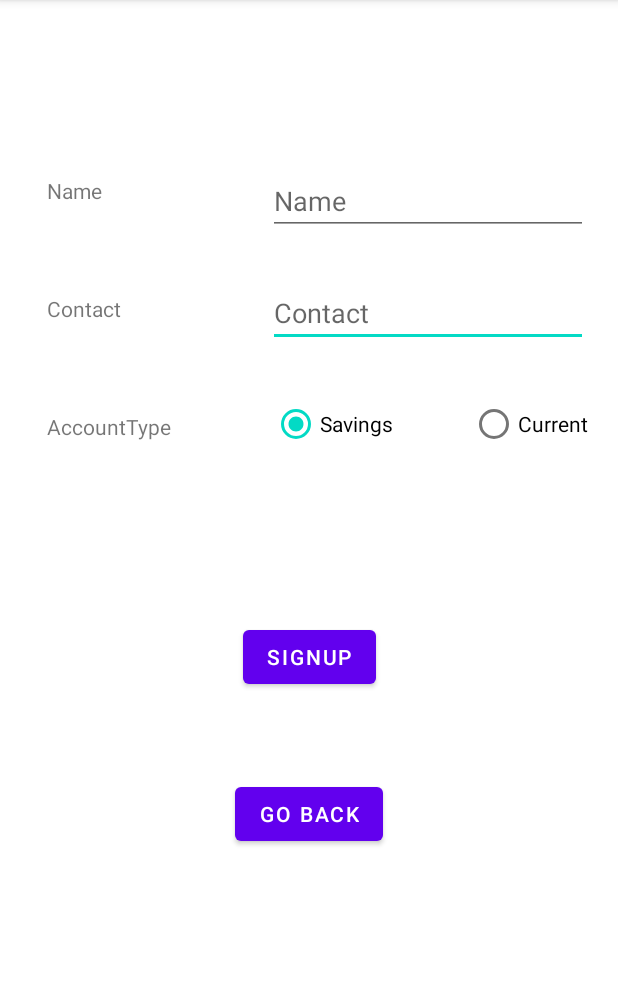
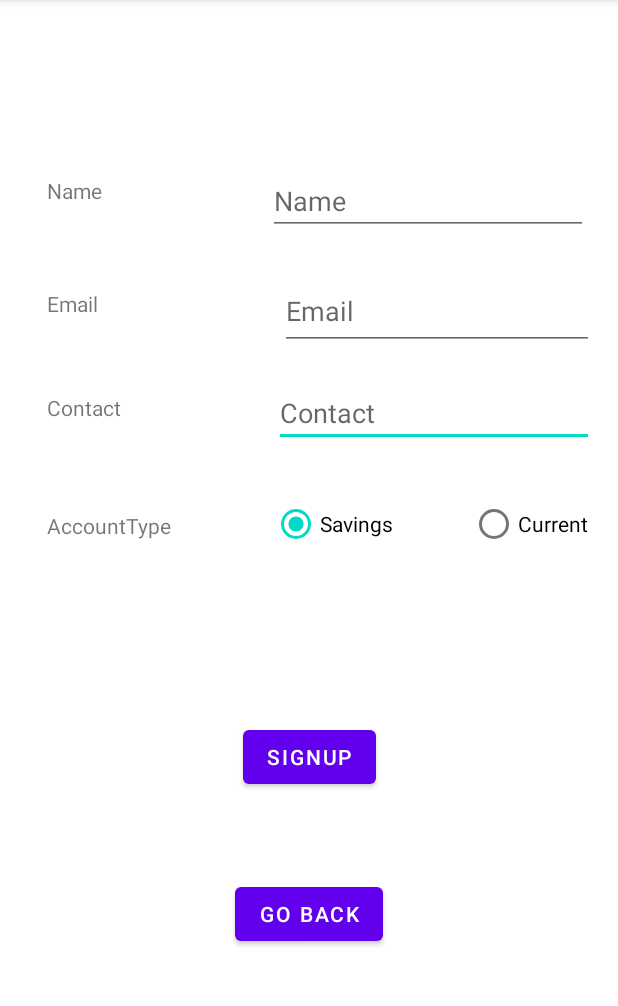
Before and after one commit to Adeee11/androidapp, an Android app: the screen it shows after launch (Signuppage), after a tap on "SIGN UP", on a phone screen of 412 x 824 dp, the part 84-1090 px from its top. Run offline under Robolectric (Android 15) with nearby library versions, the phone set to English and light mode, and no system bars.

Commit message:
Added Email Support

```diff
--- a/app/build.gradle
+++ b/app/build.gradle
@@ -33,6 +33,8 @@ dependencies {
     implementation 'androidx.appcompat:appcompat:1.2.0'
     implementation 'com.google.android.material:material:1.2.1'
     implementation 'androidx.constraintlayout:constraintlayout:2.0.4'
+    implementation 'com.sun.mail:android-mail:1.6.2'
+    implementation 'com.sun.mail:android-activation:1.6.2'
     testImplementation 'junit:junit:4.+'
     androidTestImplementation 'androidx.test.ext:junit:1.1.2'
     androidTestImplementation 'androidx.test.espresso:espresso-core:3.3.0'
--- a/app/src/main/AndroidManifest.xml
+++ b/app/src/main/AndroidManifest.xml
@@ -3,6 +3,7 @@
     package="com.example.androidbanking">
     <uses-permission android:name="android.permission.WRITE_EXTERNAL_STORAGE" />
     <uses-permission android:name="android.permission.READ_EXTERNAL_STORAGE" />
+    <uses-permission android:name="android.permission.INTERNET"/>
     <application
         android:allowBackup="true"
         android:icon="@mipmap/ic_launcher"
--- a/app/src/main/java/com/example/androidbanking/Helpers.java
+++ b/app/src/main/java/com/example/androidbanking/Helpers.java
@@ -11,6 +11,19 @@ public class Helpers {
     static void showToast(Context context, String msg){
         Toast.makeText(context,msg, Toast.LENGTH_SHORT).show();
     }
+    static void restore(Context context){
+        FileManager.writeFile(context,"users.txt", "");
+        FileManager.writeFile(context,"accounts.txt", "");
+        User adarsh = new User(10010010,1312,"adeee621@gmail.com" ,"Adarsh", 8727880220L);
+        adarsh.accounts.add(new Account(10010010,100010,
+                100.0,"savings",0.0));
+        User syed = new User(10010011,1000,"syed@gmail.com", "Syed", 7727880220L);
+        syed.accounts.add(new Account(10010011,100012,
+                1000.0,"current",0.0));
+        User.allUsers.add(adarsh);
+        User.allUsers.add(syed);
+        saveAllUsers(context,User.allUsers);
+    }
     /**
      * Helper Function to Save Users List FileStorage on Android
      * @param context
@@ -20,7 +33,7 @@ public class Helpers {
         StringBuilder userString = new StringBuilder();
         StringBuilder accountString = new StringBuilder();
         for(User user: usersList) {
-            String userText = user.uid + ","+ user.password + ","+ user.name + ","+ user.phone+ "\n";
+            String userText = user.uid + ","+ user.password + ","+user.email+","+ user.name + ","+ user.phone+ "\n";
             userString.append(userText);
             for (Account acc: user.accounts){
                 String accText = acc.uid + ","+ acc.accNum
@@ -40,6 +53,7 @@ public class Helpers {
      */
     static ArrayList<User> getAllUsers(Context context){
         ArrayList<User> usersList = new ArrayList<User>();
+
         String users = FileManager.readFile(context,"users.txt");
         String accounts = FileManager.readFile(context,"accounts.txt");
         if(users.equals("")){
@@ -52,7 +66,7 @@ public class Helpers {
             String userText = allUsers[i];
             String[] userDetails = userText.split(",");
             usersList.add(new User(Long.parseLong(userDetails[0]),Integer.parseInt(userDetails[1]),
-                    userDetails[2], Long.parseLong(userDetails[3])));
+                    userDetails[2],userDetails[3], Long.parseLong(userDetails[4])));
 
         }
 
--- a/app/src/main/java/com/example/androidbanking/MainActivity.java
+++ b/app/src/main/java/com/example/androidbanking/MainActivity.java
@@ -12,6 +12,9 @@ import android.widget.EditText;
 import android.widget.Toast;
 
 import java.util.ArrayList;
+import java.util.concurrent.ExecutorService;
+import java.util.concurrent.Executors;
+import java.util.concurrent.FutureTask;
 
 import static android.Manifest.permission.READ_EXTERNAL_STORAGE;
 import static android.Manifest.permission.WRITE_EXTERNAL_STORAGE;
@@ -23,24 +26,22 @@ public class MainActivity extends AppCompatActivity {
     public void fillUsers(){
         // check if users are in memory if not then get them from external storage
         if(User.allUsers.size() == 0){
+            try {
                 ArrayList<User> users =  Helpers.getAllUsers(getApplicationContext());
-           Log.d("Works", "test log");
                 if(users.size() > 0){
                     User.allUsers = users;
                 }else {
                     // create some defaults user for testing application
-               User adarsh = new User(10010010,1312, "Adarsh", 8727880220L);
-               adarsh.accounts.add(new Account(10010010,100010,
-                       100.0,"savings",0.0));
-               User syed = new User(10010011,1000, "Syed", 7727880220L);
-               syed.accounts.add(new Account(10010011,100012,
-                       1000.0,"current",0.0));
-               User.allUsers.add(adarsh);
-               User.allUsers.add(syed);
-               Helpers.saveAllUsers(getApplicationContext(),User.allUsers);
+                    Helpers.restore(getApplicationContext());
                 }
+            }catch (Exception e){
+                Helpers.restore(getApplicationContext());
+            }
+
         }
         Log.d("User", User.allUsers.get(0).name);
+
+        Log.d("Email", "email Sent");
     }
 
     /**
@@ -83,6 +84,8 @@ public class MainActivity extends AppCompatActivity {
                     Toast.makeText(getApplicationContext(),"Sign In Successfull", Toast.LENGTH_SHORT).show();
                     Intent allOptionIntent = new Intent(getApplicationContext(), AllAccountOptions.class);
                     startActivity(allOptionIntent);
+                    pin.setText("");
+                    accessInput.setText("");
                 }else {
                     // show toast login failed
                     Toast.makeText(getApplicationContext(), "Invalid Access Number or Pin", Toast.LENGTH_SHORT).show();
--- a/app/src/main/java/com/example/androidbanking/Signuppage.java
+++ b/app/src/main/java/com/example/androidbanking/Signuppage.java
@@ -14,7 +14,7 @@ import android.widget.RadioButton;
 
 public class Signuppage extends AppCompatActivity {
 
-    EditText name,phone;
+    EditText name,phone, email;
     Button signUpBtn, backBtn;
     RadioButton savings, current;
 
@@ -30,7 +30,7 @@ public class Signuppage extends AppCompatActivity {
         current = findViewById(R.id.currentradio);
         signUpBtn = findViewById(R.id.signupbtn);
         backBtn = findViewById(R.id.backtologin);
-
+        email = findViewById(R.id.email);
         // initialzed saving radio as checked
         savings.setChecked(true);
         // handle radio click
@@ -50,6 +50,18 @@ public class Signuppage extends AppCompatActivity {
                  Helpers.showToast(getApplicationContext(),"Please Enter A Valid Customer Name");
                  return;
             }
+            // get email from input
+            String emailText = email.getText().toString().trim();
+            String emailPattern = "[a-zA-Z0-9._-]+@[a-z]+\\.+[a-z]+";
+            // validate email
+            if(!emailText.matches(emailPattern)){
+                Helpers.showToast(getApplicationContext(),"Please Enter A Valid a Valid Email");
+                return;
+            }
+            if(User.findUserByEmail(emailText) != null){
+                Helpers.showToast(getApplicationContext(),"A User Already exists With that email");
+                return;
+            }
             // get phone num
             String text = phone.getText().toString();
             if(text.length() < 10){
@@ -60,7 +72,7 @@ public class Signuppage extends AppCompatActivity {
             // get account type
             String type = savings.isChecked()? "Savings": "Current";
             // handle signup
-            User user =  User.signUp(getApplicationContext(),custName,phoneNum,type);
+            User user =  User.signUp(getApplicationContext(),emailText,custName,phoneNum,type);
             // show account details in a dialog
             new AlertDialog.Builder(this)
                     .setTitle("Account Details")
--- a/app/src/main/java/com/example/androidbanking/User.java
+++ b/app/src/main/java/com/example/androidbanking/User.java
@@ -9,10 +9,22 @@ public class User {
     long uid;
     int password;
     String name;
+    String email;
     long phone;
     static User  currentUser = null;
     ArrayList<Account> accounts = new ArrayList<Account>();
 
+
+    static User findUserByEmail(String email){
+        User username = null;
+        for(User user: User.allUsers){
+            if(user.email.equals(email)){
+                username = user;
+                break;
+            }
+        }
+        return username;
+    }
 
     /**
      *
@@ -125,11 +137,11 @@ public class User {
      * @param type
      * @return
      */
-    static User signUp(Context cont, String name, long contact, String type){
+    static User signUp(Context cont,String email, String name, long contact, String type){
 
 
         long uid = genUid();
-        User  user = new User(uid,genPassword(),name,contact);
+        User  user = new User(uid,genPassword(),email,name,contact);
         user.accounts.add(Account.createNewAccount(user.uid,type));
         User.allUsers.add(user);
         Helpers.saveAllUsers(cont,User.allUsers);
@@ -155,10 +167,11 @@ public class User {
      * @param name
      * @param phone
      */
-    User(long uid, int password, String name, long phone){
+    User(long uid, int password,String email, String name, long phone){
         this.uid = uid;
         this.password = password;
         this.name = name;
         this.phone = phone;
+        this.email = email;
     }
 }
--- a/app/src/main/res/layout/activity_signuppage.xml
+++ b/app/src/main/res/layout/activity_signuppage.xml
@@ -30,13 +30,33 @@
         android:id="@+id/contact"
         android:layout_width="wrap_content"
         android:layout_height="wrap_content"
-        android:layout_marginTop="29dp"
-        android:layout_marginEnd="20dp"
+        android:layout_marginTop="19dp"
+        android:layout_marginEnd="16dp"
         android:ems="10"
         android:hint="Contact"
         android:inputType="textPersonName"
         app:layout_constraintEnd_toEndOf="parent"
-        app:layout_constraintTop_toBottomOf="@+id/name" />
+        app:layout_constraintTop_toBottomOf="@+id/email" />
+
+    <TextView
+        android:id="@+id/contactlabel"
+        android:layout_width="wrap_content"
+        android:layout_height="wrap_content"
+        android:layout_marginStart="31dp"
+        android:layout_marginTop="50dp"
+        android:text="Contact"
+        app:layout_constraintStart_toStartOf="parent"
+        app:layout_constraintTop_toBottomOf="@+id/contactlabel3" />
+
+    <TextView
+        android:id="@+id/contactlabel3"
+        android:layout_width="wrap_content"
+        android:layout_height="wrap_content"
+        android:layout_marginStart="31dp"
+        android:layout_marginTop="56dp"
+        android:text="Email"
+        app:layout_constraintStart_toStartOf="parent"
+        app:layout_constraintTop_toBottomOf="@+id/namelabel" />
 
     <TextView
         android:id="@+id/accountype"
@@ -47,16 +67,6 @@
         android:text="AccountType"
         app:layout_constraintStart_toStartOf="parent"
         app:layout_constraintTop_toBottomOf="@+id/contactlabel" />
-
-    <TextView
-        android:id="@+id/contactlabel"
-        android:layout_width="wrap_content"
-        android:layout_height="wrap_content"
-        android:layout_marginStart="31dp"
-        android:layout_marginTop="59dp"
-        android:text="Contact"
-        app:layout_constraintStart_toStartOf="parent"
-        app:layout_constraintTop_toBottomOf="@+id/namelabel" />
 
     <TextView
         android:id="@+id/namelabel"
@@ -99,4 +109,16 @@
         app:layout_constraintEnd_toEndOf="parent"
         app:layout_constraintStart_toStartOf="parent"
         app:layout_constraintTop_toBottomOf="@+id/savingsradio" />
+
+    <EditText
+        android:id="@+id/email"
+        android:layout_width="209dp"
+        android:layout_height="51dp"
+        android:layout_marginTop="25dp"
+        android:layout_marginEnd="16dp"
+        android:ems="10"
+        android:hint="Email"
+        android:inputType="textEmailAddress"
+        app:layout_constraintEnd_toEndOf="parent"
+        app:layout_constraintTop_toBottomOf="@+id/name" />
 </androidx.constraintlayout.widget.ConstraintLayout>
```
Also changed, not shown: app/src/main/java/com/example/androidbanking/EmailUtil.java (added, +52 -0 lines), app/src/main/java/com/example/androidbanking/PayUtils.java (+8 -1 lines), app/src/main/java/com/example/androidbanking/SSEmail.java (added, +51 -0 lines), app/src/main/java/com/example/androidbanking/TransferMoney.java (+25 -0 lines), app/src/main/res/layout/activity_pay_utils.xml (+26 -5 lines), gradle/wrapper/gradle-wrapper.properties. Lines whose indentation alone changed are shown as unchanged.
